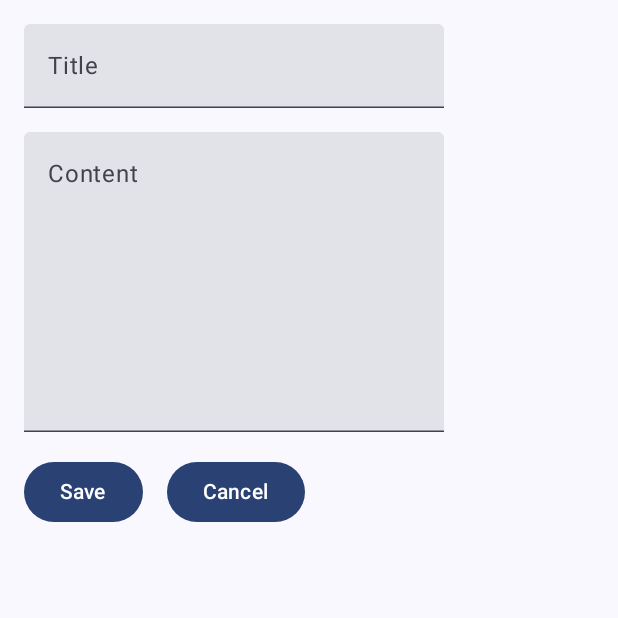
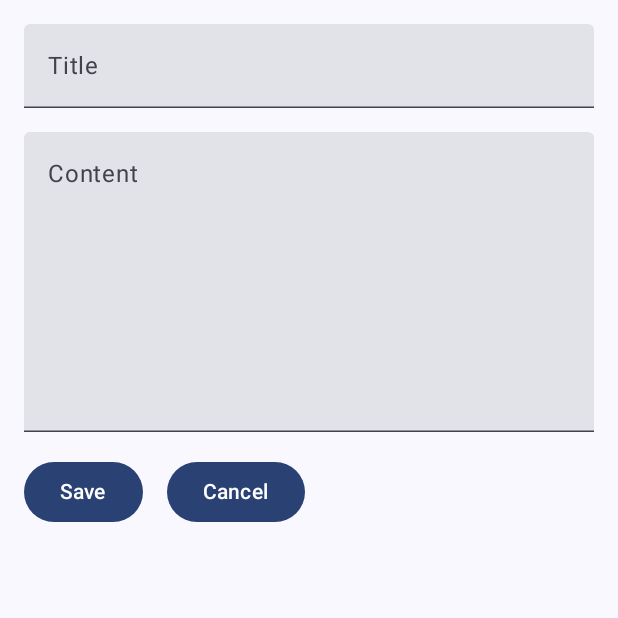
Before and after one commit to ndxnode/Journal-AI-Buddy, an Android app built with Jetpack Compose: the composable AddEntryScreen shown on its own in the app's theme, after a tap on "Save", on a phone screen of 412 x 824 dp, the top half of it. Run offline under Robolectric (Android 15) with nearby library versions, the phone set to English and light mode, and no system bars; our stand-ins replace Room's generated code; 1 statement that could not run was skipped.

Commit message:
ui and removed features

```diff
--- a/app/src/main/java/com/example/journalaibuddy/model/JournalEntry.kt
+++ b/app/src/main/java/com/example/journalaibuddy/model/JournalEntry.kt
@@ -13,7 +13,5 @@ data class JournalEntry(
     val content: String,
     @TypeConverters(LocalDateConverter::class)
     val date: LocalDate,
-    val isBookmarked: Boolean,
-    val imagePath: String?,
-    val audioPath: String? //Ensure you handle permissions for reading and writing to storage correctly.
+    val isBookmarked: Boolean
 )
--- a/app/src/main/java/com/example/journalaibuddy/ui/screens/AddEntryScreen.kt
+++ b/app/src/main/java/com/example/journalaibuddy/ui/screens/AddEntryScreen.kt
@@ -8,11 +8,13 @@ import androidx.compose.material3.TextField
 import androidx.compose.runtime.*
 import androidx.compose.ui.Modifier
 import androidx.compose.ui.unit.dp
+import androidx.navigation.NavController
 import com.example.journalaibuddy.model.JournalEntry
+import com.example.journalaibuddy.viewmodel.JournalViewModel
 import java.time.LocalDate
 
 @Composable
-fun AddEntryScreen(onSave: (JournalEntry) -> Unit, onCancel: () -> Unit) {
+fun AddEntryScreen(viewModel: JournalViewModel, navController: NavController) {
     var title by remember { mutableStateOf("") }
     var content by remember { mutableStateOf("") }
 
@@ -25,33 +27,34 @@ fun AddEntryScreen(onSave: (JournalEntry) -> Unit, onCancel: () -> Unit) {
         TextField(
             value = title,
             onValueChange = { title = it },
-            label = { Text("Title") }
+            label = { Text("Title") },
+            modifier = Modifier.fillMaxWidth()
+
         )
         TextField(
             value = content,
             onValueChange = { content = it },
             label = { Text("Content") },
-            modifier = Modifier.height(200.dp)
+            modifier = Modifier.height(200.dp).fillMaxWidth()
         )
         Row(
             horizontalArrangement = Arrangement.spacedBy(16.dp)
         ) {
             Button(onClick = {
                 val newEntry = JournalEntry(
-                    id = 0, // Assuming ID will be auto-generated by Room
+                    id = 0,
                     title = title,
                     content = content,
                     date = LocalDate.now(),
-                    isBookmarked = false,
-                    imagePath = null,
-                    audioPath = null
+                    isBookmarked = false
                 )
                 Log.d("AddEntryScreen", "Saving entry: $newEntry")
-                onSave(newEntry)
+                viewModel.insert(newEntry)
+                navController.navigate("main")
             }) {
                 Text("Save")
             }
-            Button(onClick = onCancel) {
+            Button(onClick = { navController.navigate("main") }) {
                 Text("Cancel")
             }
         }
--- a/app/src/main/java/com/example/journalaibuddy/ui/screens/MainScreenWithBottomNav.kt
+++ b/app/src/main/java/com/example/journalaibuddy/ui/screens/MainScreenWithBottomNav.kt
@@ -42,13 +42,7 @@ fun MainScreenWithBottomNav(viewModel: JournalViewModel) {
                 SettingsScreen(settingsViewModel)
             }
             composable("addEntry") {
-                AddEntryScreen(
-                    onSave = { entry ->
-                        viewModel.insert(entry)
-                        navController.popBackStack()
-                    },
-                    onCancel = { navController.popBackStack() }
-                )
+                AddEntryScreen( viewModel, navController)
             }
         }
     }
--- a/app/src/main/java/com/example/journalaibuddy/viewmodel/JournalViewModel.kt
+++ b/app/src/main/java/com/example/journalaibuddy/viewmodel/JournalViewModel.kt
@@ -1,6 +1,7 @@
 package com.example.journalaibuddy.viewmodel
 
 import android.app.Application
+import android.util.Log
 import androidx.lifecycle.AndroidViewModel
 import androidx.lifecycle.LiveData
 import androidx.lifecycle.MutableLiveData
@@ -34,6 +35,7 @@ class JournalViewModel(application: Application) : AndroidViewModel(application)
     }
 
     fun insert(entry: JournalEntry) = viewModelScope.launch(Dispatchers.IO) {
+        Log.d("JournalViewModel", "Inserting entry: $entry")
         repository.insert(entry)
     }
 
```
